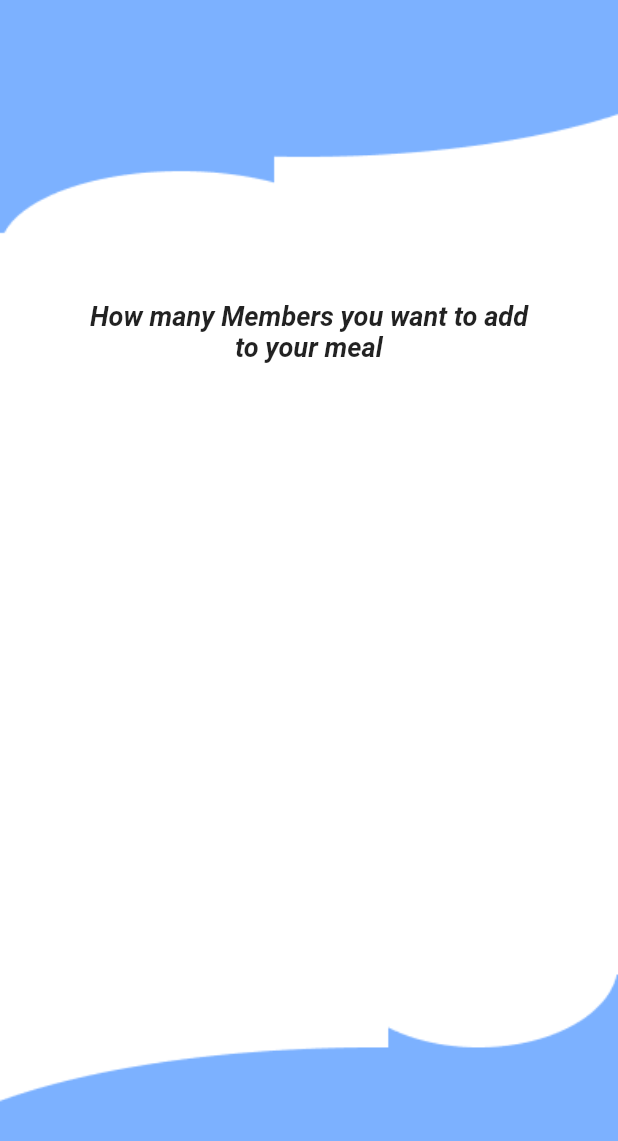
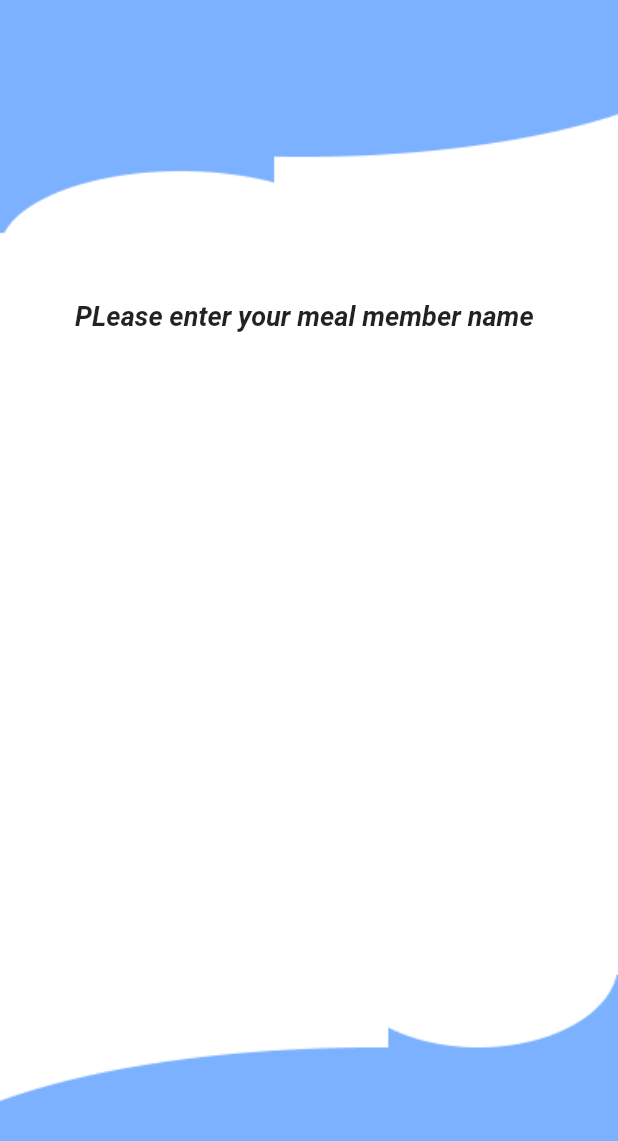
Before and after one commit to AbuShyedHemel/daily_calculation, a Flutter app: the MemberInput screen opened directly, on a phone screen of 412 x 824 dp. Shown: the top 1141 px of the screen. Run offline on Flutter 3.47's test engine with Material 2 defaults, Android fonts, the phone set to English and light mode, and no system bars; our stand-ins replace get.

Commit message:
my commit

```diff
--- a/lib/view/memberinput/memberinput.dart
+++ b/lib/view/memberinput/memberinput.dart
@@ -18,7 +18,7 @@ class MemberInput extends StatelessWidget {
             Padding(
               padding: EdgeInsets.only(top: 200, left: 50, right: 50),
               child: Text(
-                'How many Members you want to add to your meal',
+                'PLease enter your meal member name',
                 style: TextStyle(
                     fontSize: 18,
                     fontStyle: FontStyle.italic,
```
